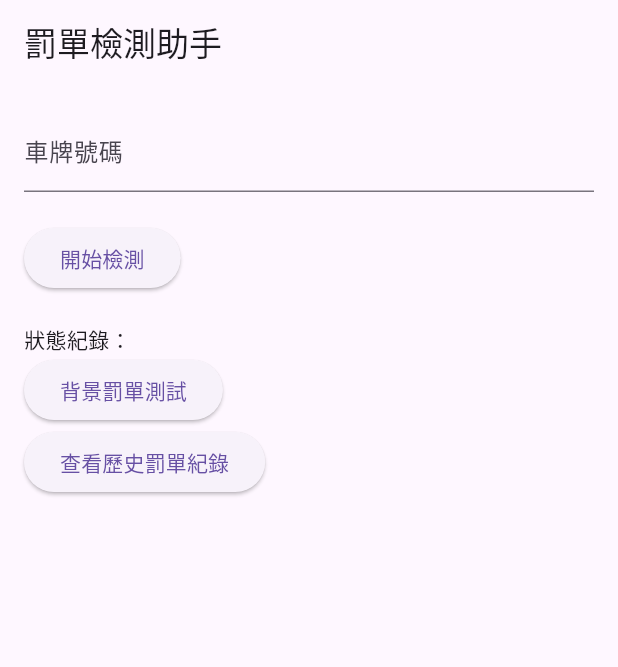
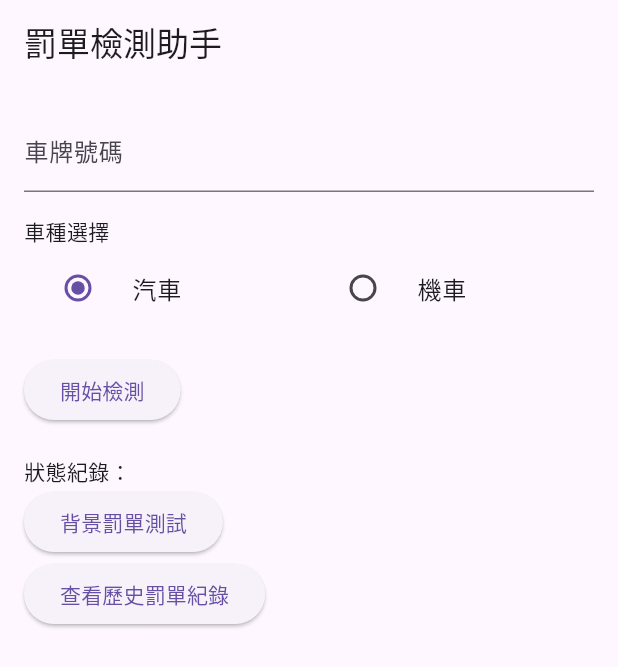
Before and after one commit to ricky322215/fine_checker-for-android, a Flutter app: the screen it shows after launch, after a tap on "開始檢測", on a phone screen of 412 x 824 dp. Shown: the top 667 px of the screen. Run offline on Flutter 3.47's test engine with Material 3 defaults, Android fonts, the phone set to English and light mode, and no system bars; our stand-ins replace awesome_notifications, cloud_firestore, firebase_core, hive, hive_flutter, shared_preferences; missing offline and left inert: workmanager; accounts and stored records are empty.

Commit message:
更新罰單查詢功能與背景通知判斷

```diff
--- a/lib/pages/history_page.dart
+++ b/lib/pages/history_page.dart
@@ -5,7 +5,7 @@ import 'package:hive_flutter/hive_flutter.dart';
 import '../models/fine_record.dart';
 
 class HistoryPage extends StatelessWidget {
-  const HistoryPage({Key? key}) : super(key: key);
+  const HistoryPage({super.key});
 
   @override
   Widget build(BuildContext context) {
--- a/lib/pages/home_page.dart
+++ b/lib/pages/home_page.dart
@@ -1,9 +1,7 @@
 import 'package:flutter/material.dart';
 import 'package:shared_preferences/shared_preferences.dart';
-
 import 'package:workmanager/workmanager.dart';
 import 'package:hive/hive.dart';
-
 import '../models/fine_record.dart';
 import 'history_page.dart';
 
@@ -16,10 +14,9 @@ class FineCheckHomePage extends StatefulWidget {
 
 class _FineCheckHomePageState extends State<FineCheckHomePage> {
   final _plateController = TextEditingController();
-  String _vehicleType = '汽車';
-
+  String _vehicleType = '汽車'; // 預設汽車
   bool _isChecking = false;
-  List<String> _log = [];
+  final List<String> _log = [];
 
   @override
   void initState() {
@@ -71,15 +68,19 @@ class _FineCheckHomePageState extends State<FineCheckHomePage> {
 
     final prefs = await SharedPreferences.getInstance();
     await prefs.setString('plate', plate);
+    await prefs.setString('vehicleType', _vehicleType);
     await prefs.setBool('isChecking', true);
+
+    final vehicleCode = _vehicleType == '汽車' ? 'L' : 'C';
 
     await Workmanager().registerPeriodicTask(
       'fine_check_task',
       'checkForFines',
-      frequency: Duration(minutes: 16),
+      frequency: const Duration(minutes: 16),
       initialDelay: const Duration(seconds: 5),
       inputData: {
         'plate': plate,
+        'vehicleType': vehicleCode,
       },
       existingWorkPolicy: ExistingWorkPolicy.replace,
     );
@@ -89,6 +90,7 @@ class _FineCheckHomePageState extends State<FineCheckHomePage> {
       'checkForFines',
       inputData: {
         'plate': plate,
+        'vehicleType': vehicleCode,
       },
     );
 
@@ -122,11 +124,6 @@ class _FineCheckHomePageState extends State<FineCheckHomePage> {
     return Scaffold(
       appBar: AppBar(
         title: const Text('罰單檢測助手'),
-        actions: [
-          Padding(
-            padding: const EdgeInsets.symmetric(horizontal: 16),
-          ),
-        ],
       ),
       body: SingleChildScrollView(
         padding: const EdgeInsets.all(16),
@@ -138,7 +135,41 @@ class _FineCheckHomePageState extends State<FineCheckHomePage> {
               enabled: !_isChecking,
               decoration: const InputDecoration(labelText: '車牌號碼'),
             ),
-            const SizedBox(height: 20),
+            const SizedBox(height: 16),
+            const Text('車種選擇'),
+            Row(
+              children: [
+                Expanded(
+                  child: RadioListTile<String>(
+                    title: const Text('汽車'),
+                    value: '汽車',
+                    groupValue: _vehicleType,
+                    onChanged: _isChecking
+                        ? null
+                        : (value) {
+                            setState(() {
+                              _vehicleType = value!;
+                            });
+                          },
+                  ),
+                ),
+                Expanded(
+                  child: RadioListTile<String>(
+                    title: const Text('機車'),
+                    value: '機車',
+                    groupValue: _vehicleType,
+                    onChanged: _isChecking
+                        ? null
+                        : (value) {
+                            setState(() {
+                              _vehicleType = value!;
+                            });
+                          },
+                  ),
+                ),
+              ],
+            ),
+            const SizedBox(height: 16),
             ElevatedButton(
               onPressed: _isChecking ? _stopChecking : _startChecking,
               child: Text(_isChecking ? '停止檢測' : '開始檢測'),
@@ -157,7 +188,7 @@ class _FineCheckHomePageState extends State<FineCheckHomePage> {
                 );
                 print('🚀 已註冊背景測試任務 (5 秒後執行)');
               },
-              child: Text('背景罰單測試'),
+              child: const Text('背景罰單測試'),
             ),
             ElevatedButton(
               child: const Text('查看歷史罰單紀錄'),
```
Also changed, not shown: lib/services/background_service.dart (+27 -8 lines), lib/services/fine_check_service.dart (+34 -28 lines), 2 other files.
